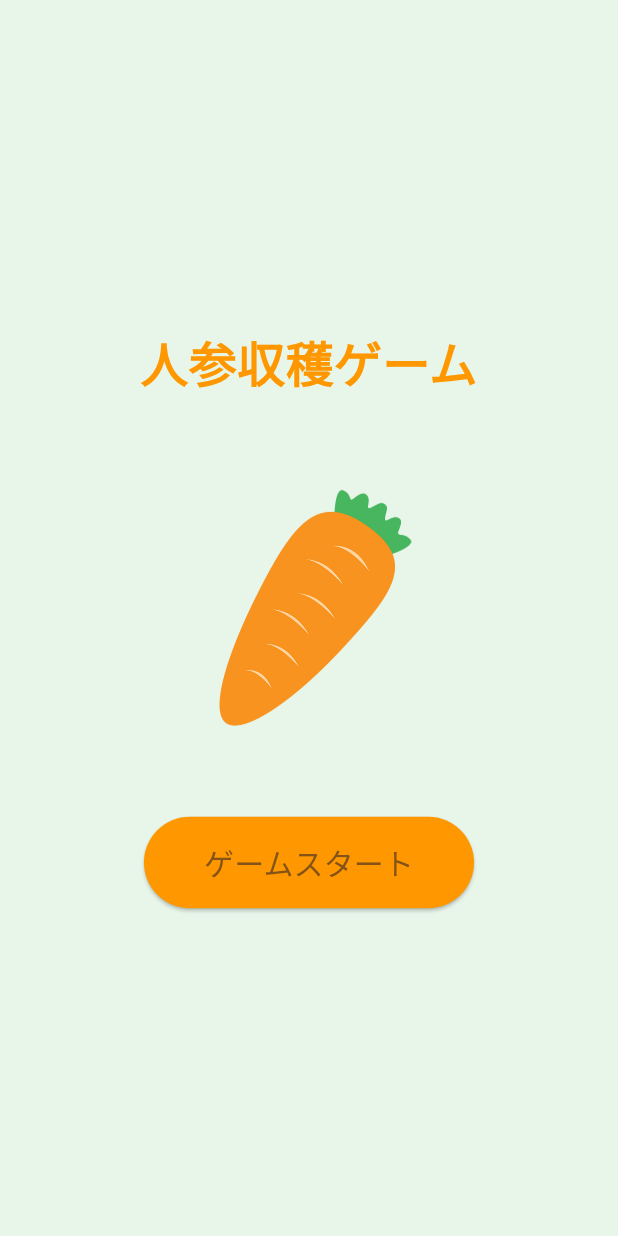
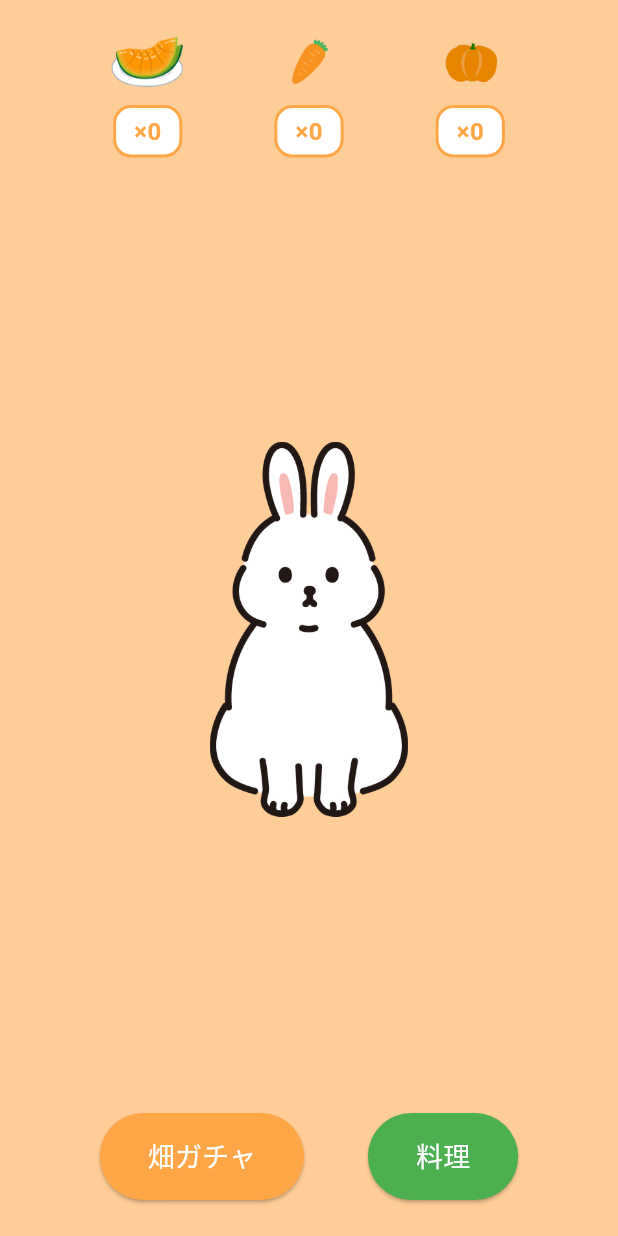
Before and after one commit to mercy34mercy/watnow_hackathon_2025_team1, a Flutter app: the screen it shows after launch, on a phone screen of 412 x 824 dp. Run offline on Flutter 3.47's test engine with Material 3 defaults, Android fonts, the phone set to English and light mode, and no system bars; our stand-ins replace sensors_plus.

Commit message:
ウサギの画面を追加

```diff
--- a/lib/main.dart
+++ b/lib/main.dart
@@ -6,6 +6,7 @@ import 'screens/game_screen.dart';
 import 'screens/result_screen.dart';
 import 'screens/result_melon.dart';
 import 'screens/result_pumpkin.dart';
+import 'screens/rabbit_screen.dart';
 
 void main() {
   runApp(const MyApp());
--- a/lib/screens/home_screen.dart
+++ b/lib/screens/home_screen.dart
@@ -1,8 +1,8 @@
 import 'package:flutter/material.dart';
 import 'dart:math';
 
-class HomeScreen extends StatelessWidget {
-  const HomeScreen({super.key});
+class homeScreen extends StatelessWidget {
+  const homeScreen({super.key});
 
   @override
   Widget build(BuildContext context) {
--- /dev/null
+++ b/lib/screens/rabbit_screen.dart
@@ -0,0 +1,144 @@
+import 'package:flutter/material.dart';
+
+class HomeScreen extends StatefulWidget {
+  const HomeScreen({super.key});
+
+  @override
+  State<HomeScreen> createState() => _HomeScreenState();
+}
+
+class _HomeScreenState extends State<HomeScreen> {
+  int melonCount = 0;
+  int carrotCount = 0;
+  int pumpkinCount = 0;
+
+  void _gacha() async {
+    final result = await Navigator.pushNamed(context, '/farm-gacha');
+    if (result != null && result is Map<String, dynamic>) {
+      setState(() {
+        switch (result['item']) {
+          case '人参':
+            carrotCount += result['count'] as int;
+            break;
+          case 'メロン':
+            melonCount += result['count'] as int;
+            break;
+          case 'カボチャ':
+            pumpkinCount += result['count'] as int;
+            break;
+        }
+      });
+    }
+  }
+
+  void _cooking() {
+    showDialog(
+      context: context,
+      builder: (BuildContext context) {
+        return AlertDialog(
+          title: const Text('料理'),
+          content: const Text('料理機能は準備中です！'),
+          actions: [
+            TextButton(
+              onPressed: () {
+                Navigator.of(context).pop();
+              },
+              child: const Text('OK'),
+            ),
+          ],
+        );
+      },
+    );
+  }
+
+  @override
+  Widget build(BuildContext context) {
+    return Scaffold(
+      backgroundColor: const Color.fromARGB(255, 255, 205, 151),
+      body: SafeArea(
+        child: Column(
+          children: [
+            Padding(
+              padding: const EdgeInsets.all(16.0),
+              child: Row(
+                mainAxisAlignment: MainAxisAlignment.spaceEvenly,
+                children: [
+                  _buildItemCounter('assets/melon.png', melonCount),
+                  _buildItemCounter('assets/ninzin.png', carrotCount),
+                  _buildItemCounter('assets/pumpkin.png', pumpkinCount),
+                ],
+              ),
+            ),
+            Expanded(
+              child: Center(
+                child: Image.asset(
+                  'assets/rabbit.png',
+                  height: 250,
+                ),
+              ),
+            ),
+            Padding(
+              padding: const EdgeInsets.all(24.0),
+              child: Row(
+                mainAxisAlignment: MainAxisAlignment.spaceEvenly,
+                children: [
+                  ElevatedButton(
+                    onPressed: _gacha,
+                    style: ElevatedButton.styleFrom(
+                      backgroundColor: const Color.fromARGB(255, 255, 166, 71),
+                      padding: const EdgeInsets.symmetric(horizontal: 32, vertical: 16),
+                    ),
+                    child: const Text(
+                      '畑ガチャ',
+                      style: TextStyle(fontSize: 18, color: Color.fromARGB(255, 255, 255, 255)),
+                    ),
+                  ),
+                  ElevatedButton(
+                    onPressed: _cooking,
+                    style: ElevatedButton.styleFrom(
+                      backgroundColor: Colors.green,
+                      padding: const EdgeInsets.symmetric(horizontal: 32, vertical: 16),
+                    ),
+                    child: const Text(
+                      '料理',
+                      style: TextStyle(fontSize: 18, color: Color.fromARGB(255, 255, 255, 255)),
+                    ),
+                  ),
+                ],
+              ),
+            ),
+          ],
+        ),
+      ),
+    );
+  }
+
+  Widget _buildItemCounter(String imagePath, int count) {
+    return Column(
+      children: [
+        Image.asset(
+          imagePath,
+          height: 50,
+          width: 50,
+        ),
+        const SizedBox(height: 4),
+        Container(
+          padding: const EdgeInsets.symmetric(horizontal: 12, vertical: 4),
+          decoration: BoxDecoration(
+            color: Colors.white,
+            borderRadius: BorderRadius.circular(12),
+            border: Border.all(color: const Color.fromARGB(255, 255, 166, 71), width: 2),
+          ),
+          child: Text(
+            '×$count',
+            style: const TextStyle(
+              fontSize: 16,
+              fontWeight: FontWeight.bold,
+              color: Color.fromARGB(255, 255, 166, 71),
+            ),
+          ),
+        ),
+      ],
+    );
+  }
+}
--- a/pubspec.yaml
+++ b/pubspec.yaml
@@ -63,6 +63,7 @@ flutter:
     - assets/ninzin.png
     - assets/melon.png
     - assets/pumpkin.png
+    - assets/rabbit.png
 
   # An image asset can refer to one or more resolution-specific "variants", see
   # https://flutter.dev/to/resolution-aware-images
```
Also changed, not shown: assets/rabbit.png (added).
